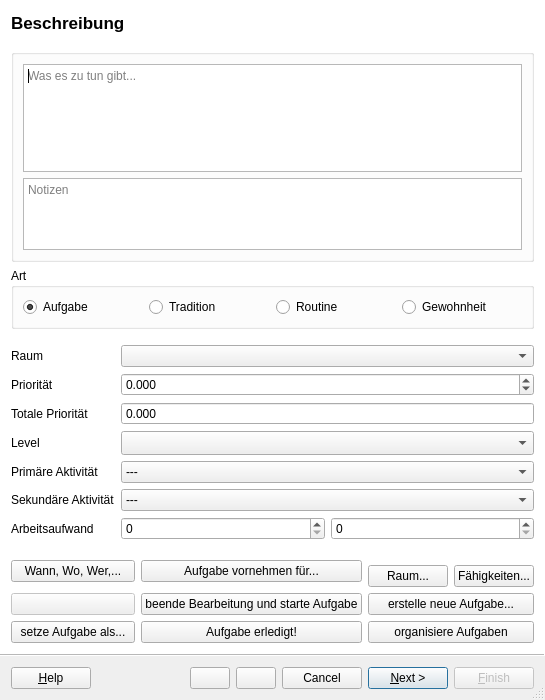
Before: the Qt Designer form src/ui/task_editor.ui in amogorkon/watnu, drawn with Qt 5.
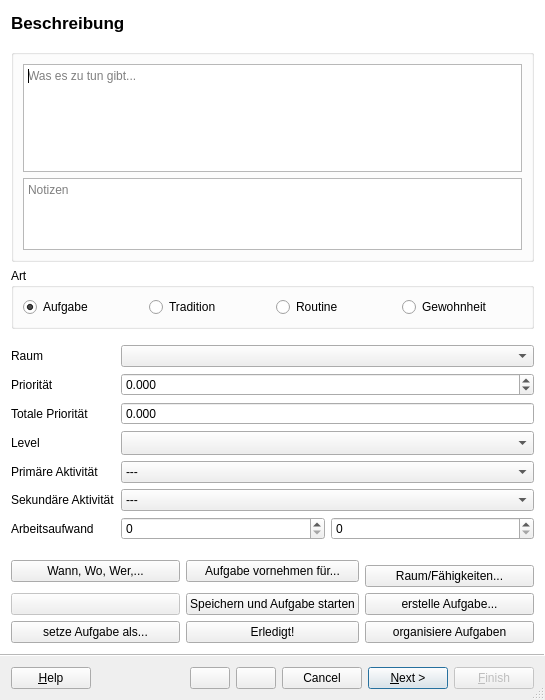
After: the same form once the commit is applied. Icons and pictures are not drawn.

Patch:
```diff
--- a/src/ui/task_editor.ui
+++ b/src/ui/task_editor.ui
@@ -414,7 +414,7 @@
          <bool>true</bool>
         </property>
         <property name="text">
-         <string>erstelle neue Aufgabe...</string>
+         <string>erstelle Aufgabe...</string>
         </property>
         <property name="shortcut">
          <string>6</string>
@@ -424,7 +424,7 @@
       <item row="4" column="1">
        <widget class="QPushButton" name="button5">
         <property name="text">
-         <string>beende Bearbeitung und starte Aufgabe</string>
+         <string>Speichern und Aufgabe starten</string>
         </property>
         <property name="shortcut">
          <string>5</string>
@@ -437,7 +437,7 @@
          <bool>true</bool>
         </property>
         <property name="text">
-         <string>Aufgabe erledigt!</string>
+         <string>Erledigt!</string>
         </property>
         <property name="shortcut">
          <string>2</string>
@@ -517,23 +517,13 @@
            <bool>true</bool>
           </property>
           <property name="text">
-           <string>Raum...</string>
+           <string>Raum/Fähigkeiten...</string>
           </property>
           <property name="shortcut">
            <string>9</string>
           </property>
          </widget>
         </item>
-        <item>
-         <widget class="QPushButton" name="button9b">
-          <property name="text">
-           <string>Fähigkeiten...</string>
-          </property>
-          <property name="shortcut">
-           <string>Ctrl+9</string>
-          </property>
-         </widget>
-        </item>
        </layout>
       </item>
      </layout>
```
Left out of the diff: 2 changed lines with no effect on the pictures.
